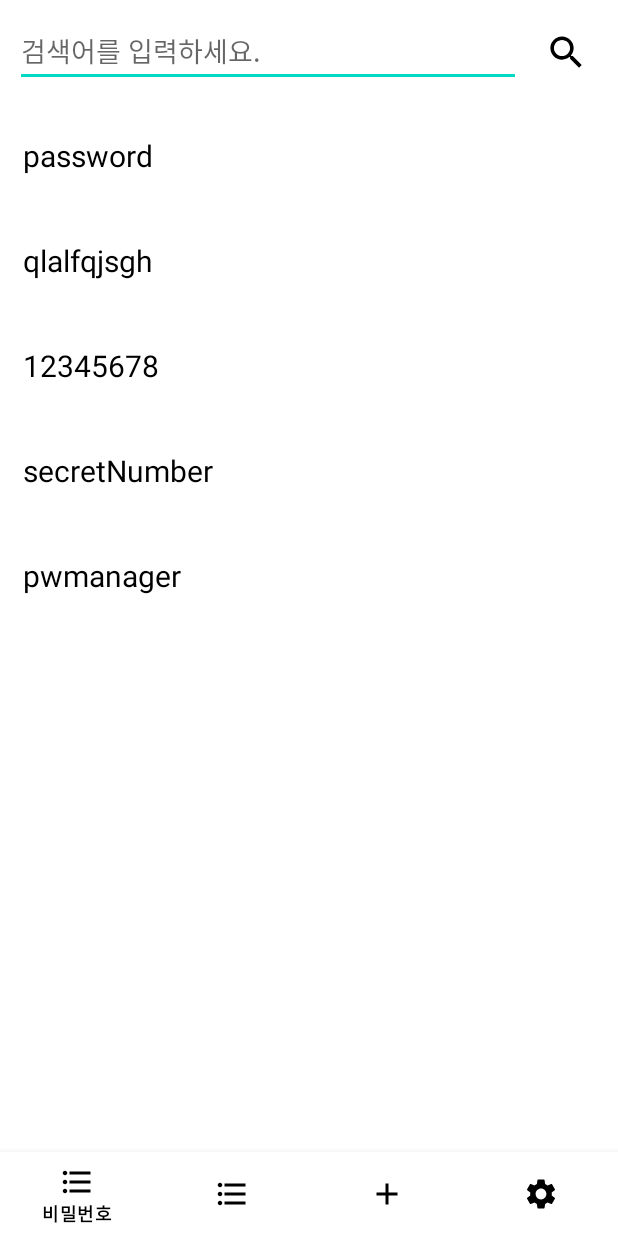
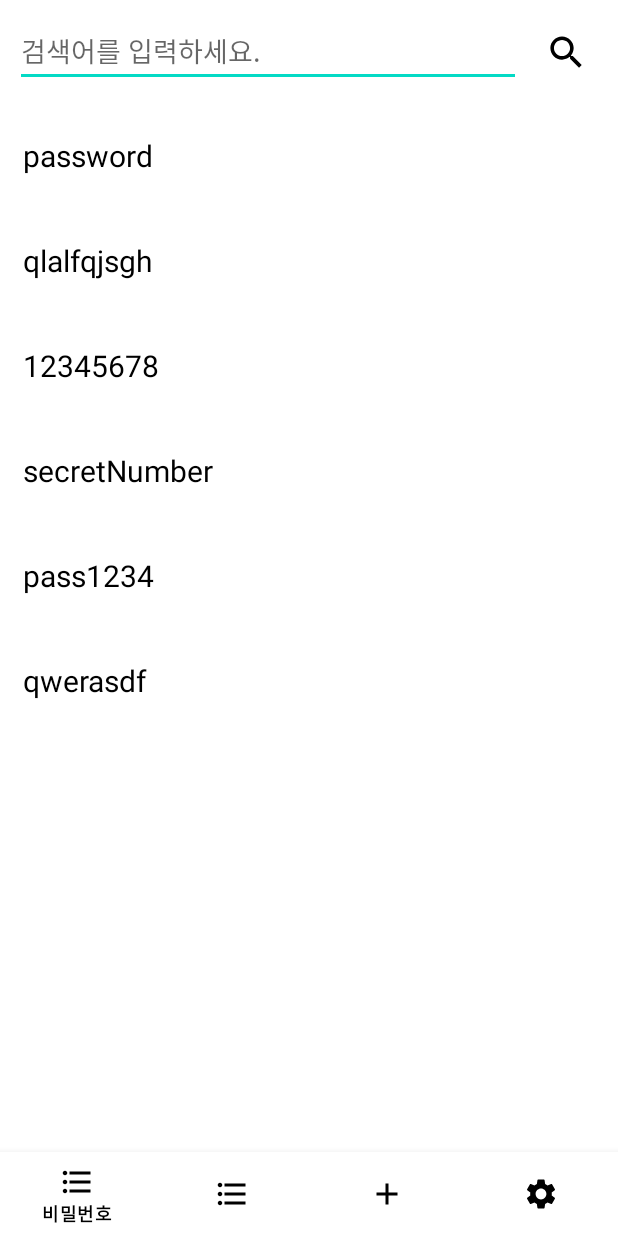
Before and after one commit to kksomi/PWManager, an Android app: the screen it shows after launch (MainActivity), on a phone screen of 412 x 824 dp. Run offline under Robolectric (Android 15) with nearby library versions, the phone set to English and light mode, and no system bars.

Commit message:
RecyclerView List Move

```diff
--- a/app/src/main/AndroidManifest.xml
+++ b/app/src/main/AndroidManifest.xml
@@ -14,6 +14,7 @@
         <activity android:name=".SettingThemeActivity" />
         <activity android:name=".SettingMasterActivity" />
         <activity android:name=".PopUpActivity" />
+        <activity android:name=".PassInfo"></activity>
         <activity android:name=".MainActivity">
             <intent-filter>
                 <action android:name="android.intent.action.MAIN" />
--- a/app/src/main/java/com/example/pwmanager/PasswordFrag.java
+++ b/app/src/main/java/com/example/pwmanager/PasswordFrag.java
@@ -14,13 +14,12 @@ import androidx.recyclerview.widget.LinearLayoutManager;
 import androidx.recyclerview.widget.RecyclerView;
 
 import java.util.ArrayList;
-import java.util.List;
 
 public class PasswordFrag extends Fragment {
 
     private RecyclerAdapter adapter;
     private RecyclerView recyclerView;
-    private List<String> list = new ArrayList<>();
+    private ArrayList<String> list = null;
 
 
 
@@ -28,30 +27,34 @@ public class PasswordFrag extends Fragment {
     @Override
     public void onCreate(Bundle savedInstanceState) {
         super.onCreate(savedInstanceState);
-        settingList();
+        list = new ArrayList<String>();
+        list.add("password");
+        list.add("qlalfqjsgh");
+        list.add("12345678");
+        list.add("secretNumber");
+        list.add("pass1234");
+        list.add("qwerasdf");
+
         }
     public View onCreateView(@NonNull LayoutInflater inflater, @Nullable ViewGroup container, @Nullable Bundle savedInstanceState) {
         ViewGroup rootView = (ViewGroup)inflater.inflate(R.layout.activity_password, container, false);
 
-
         recyclerView = (RecyclerView) rootView.findViewById(R.id.recyclerView);
 
+        LinearLayoutManager layoutManager1 = new LinearLayoutManager(recyclerView.getContext());
+
         recyclerView.setHasFixedSize(true);
-        adapter = new RecyclerAdapter(getActivity(), list);
-        recyclerView.setLayoutManager(new LinearLayoutManager(getActivity()));
+        adapter = new RecyclerAdapter(getContext(),list);
+        recyclerView.setLayoutManager(layoutManager1);
         recyclerView.setAdapter(adapter);
+
+
+        PasswordAdapter passAdapter = new PasswordAdapter();
 
         Log.e("Frag", "PasswordFrag");
         return rootView;
 
     }
-    void settingList(){
-        list.add("password");
-        list.add("qlalfqjsgh");
-        list.add("12345678");
-        list.add("secretNumber");
-        list.add("pwmanager");
-    }
 
 
 }
--- a/app/src/main/java/com/example/pwmanager/RecyclerAdapter.java
+++ b/app/src/main/java/com/example/pwmanager/RecyclerAdapter.java
@@ -1,6 +1,7 @@
 package com.example.pwmanager;
 
 import android.content.Context;
+import android.content.Intent;
 import android.view.LayoutInflater;
 import android.view.View;
 import android.view.ViewGroup;
@@ -10,26 +11,58 @@ import androidx.annotation.NonNull;
 import androidx.recyclerview.widget.RecyclerView;
 
 import java.util.ArrayList;
-import java.util.List;
 
 public class RecyclerAdapter extends RecyclerView.Adapter<RecyclerAdapter.ItemViewHolder> {
     // adapter에 들어갈 list 입니다.
-    private List<String> list = new ArrayList<>();
+
+    private ArrayList<String> list = new ArrayList<String>();
     private Context context;
 
-    public RecyclerAdapter(Context context, List<String> list) {
+    public RecyclerAdapter(Context context,ArrayList<String> list) {
         this.context = context;
         this.list = list;
+    }
 
+    public class ItemViewHolder extends RecyclerView.ViewHolder {
+        TextView textView1 ;
+
+        ItemViewHolder(View itemView) {
+            super(itemView) ;
+
+            itemView.setOnClickListener(new View.OnClickListener() {
+                @Override
+                public void onClick(View v) {
+                    int pos = getAdapterPosition() ;
+                    if (pos != RecyclerView.NO_POSITION) {
+                        Intent intent = new Intent(context, PassInfo.class);
+                        intent.putExtra("TEXT",list.get(pos));
+                        context.startActivity(intent);
+                    }
+                }
+            });
+
+            // 뷰 객체에 대한 참조. (hold strong reference)
+            textView1 = itemView.findViewById(R.id.password) ;
+        }
     }
+
+
+
 
     @NonNull
     @Override
     public ItemViewHolder onCreateViewHolder(@NonNull ViewGroup parent, int viewType) {
         // LayoutInflater를 이용하여 전 단계에서 만들었던 item.xml을 inflate 시킵니다.
         // return 인자는 ViewHolder 입니다.
-        View view = LayoutInflater.from(parent.getContext()).inflate(R.layout.row_listview, parent, false);
-        return new ItemViewHolder(view);
+        Context context = parent.getContext();
+        //View view = LayoutInflater.from(parent.getContext()).inflate(R.layout.row_listview, parent, false);
+        //return new ItemViewHolder(view);
+        LayoutInflater inflater = (LayoutInflater) context.getSystemService(Context.LAYOUT_INFLATER_SERVICE) ;
+
+        View view = inflater.inflate(R.layout.row_listview, parent, false) ;
+        RecyclerAdapter.ItemViewHolder vh = new RecyclerAdapter.ItemViewHolder(view) ;
+
+        return vh ;
 
     }
 
@@ -38,8 +71,11 @@ public class RecyclerAdapter extends RecyclerView.Adapter<RecyclerAdapter.ItemVi
     public void onBindViewHolder(@NonNull ItemViewHolder holder, int position) {
         // Item을 하나, 하나 보여주는(bind 되는) 함수입니다.
 
-        int itemposition = position;
-        holder.label.setText(list.get(itemposition));
+        //int itemposition = position;
+        //holder.label.setText(list.get(itemposition));
+        String item = list.get(position);
+        holder.textView1.setText((CharSequence) item);
+
     }
 
     @Override
@@ -48,24 +84,7 @@ public class RecyclerAdapter extends RecyclerView.Adapter<RecyclerAdapter.ItemVi
         return list.size();
     }
 
-    void add(String data) {
-        // 외부에서 item을 추가시킬 함수입니다.
-        list.add(data);
-    }
 
 
-    // RecyclerView의 핵심인 ViewHolder 입니다.
-    // 여기서 subView를 setting 해줍니다.
-    public class ItemViewHolder extends RecyclerView.ViewHolder {
 
-        private TextView label;
-
-        ItemViewHolder(View itemView) {
-            super(itemView);
-
-            label = (TextView)itemView.findViewById(R.id.label);
-        }
-
-
-    }
 }
--- a/app/src/main/res/layout/activity_password.xml
+++ b/app/src/main/res/layout/activity_password.xml
@@ -6,6 +6,12 @@
     android:layout_height="match_parent"
     android:orientation="vertical"
     tools:context=".PasswordFrag">
+
+
+    <LinearLayout
+        android:layout_width="match_parent"
+        android:layout_height="match_parent"
+        android:orientation="vertical">
 
         <LinearLayout
             android:layout_width="match_parent"
@@ -48,5 +54,6 @@
                 android:layout_height="match_parent" />
 
         </LinearLayout>
+    </LinearLayout>
 
 </LinearLayout>
--- a/app/src/main/res/layout/row_listview.xml
+++ b/app/src/main/res/layout/row_listview.xml
@@ -5,7 +5,7 @@
     android:orientation="vertical">
 
     <TextView
-        android:id="@+id/label"
+        android:id="@+id/password"
         android:layout_width="match_parent"
         android:layout_height="50dp"
         android:layout_margin="10dp"
```
Also changed, not shown: app/src/main/java/com/example/pwmanager/PassInfo.java (added, +28 -0 lines), app/src/main/java/com/example/pwmanager/PasswordAdapter.java (added, +59 -0 lines), app/src/main/res/layout/passwordinfo.xml (added, +23 -0 lines). Lines whose indentation alone changed are shown as unchanged.
